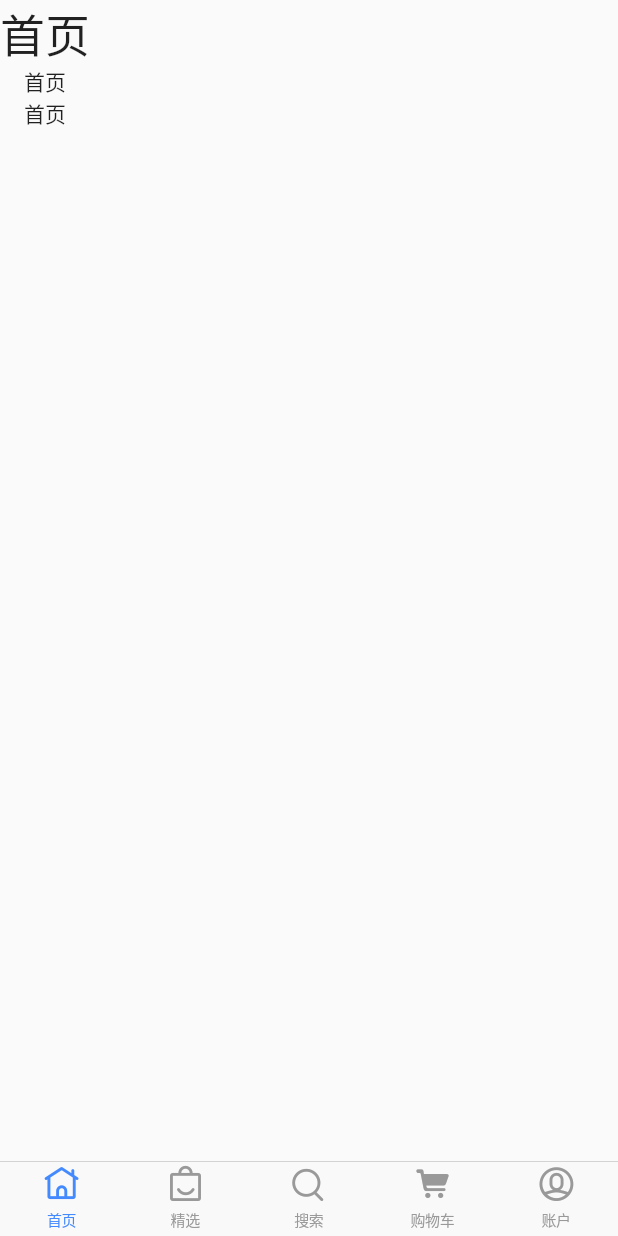
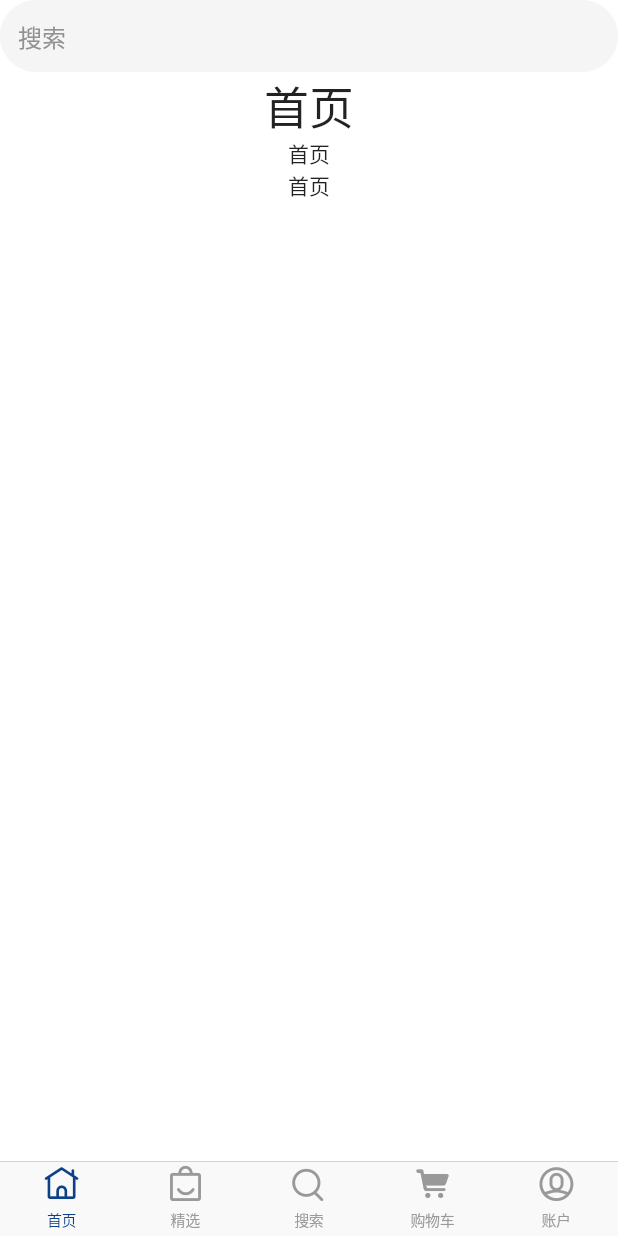
Before and after one commit to rehe0x/flutter_shop, a Flutter app: the screen it shows after launch, on a phone screen of 412 x 824 dp. Run offline on Flutter 3.47's test engine with Material 2 defaults, Android fonts, the phone set to English and light mode, and no system bars; Roboto replaces fonts that are missing (PingFangSC-Regular).

Commit message:
基础框架

```diff
--- /dev/null
+++ b/lib/constant/theme.dart
@@ -0,0 +1,47 @@
+
+import 'package:flutter/material.dart';
+
+class MyThemeData {
+  // 主题颜色 tabbar 按钮等颜色
+  static const Color primaryColor = Color.fromARGB(255, 12, 65, 135);
+
+  // 主题背景色
+  static const Color primaryBackgroundColor = Color.fromARGB(255, 255, 255, 255);
+  // 副背景色
+  static const Color primarySubBackgroundColor = Color.fromARGB(255, 245, 245, 245);
+
+   // 字体颜色
+  static const Color primaryTextColor = Color.fromARGB(255, 30, 30, 30);
+  // 副字体颜色
+  static const Color primarySubTextColor = Color.fromARGB(255, 95, 95, 95);
+
+  // 未选中禁止颜色颜色
+  static const Color primaryDisabledColor = Color.fromARGB(255, 145, 145, 145);
+
+  // icon颜色
+  static const Color primaryIconColor = Color.fromARGB(255, 30, 30, 30);
+
+  static ThemeData themeData = ThemeData(
+    fontFamily: 'PingFangSC-Regular',
+    primaryColor: primaryColor,
+    primaryTextTheme: const TextTheme(
+      subtitle1: TextStyle(
+        color: primaryTextColor,
+        decoration: TextDecoration.none,
+      )
+    ),
+    primaryIconTheme: const IconThemeData(
+      color: primaryIconColor
+    ),
+    scaffoldBackgroundColor: primaryBackgroundColor,
+    appBarTheme: const AppBarTheme(
+      color: primaryBackgroundColor,
+      elevation: 0.0,
+      titleTextStyle: TextStyle(
+        color: primaryTextColor,
+        fontSize: 24,
+      )
+    )
+
+  );
+}
--- a/lib/main.dart
+++ b/lib/main.dart
@@ -3,6 +3,7 @@ import 'package:flutter/cupertino.dart';
 import 'package:flutter/material.dart';
 import 'package:flutter/services.dart';
 import 'package:flutter_shop/constant/custom_icons.dart';
+import 'package:flutter_shop/constant/theme.dart';
 import 'package:flutter_shop/page/home/home.dart';
 
 void main() {
@@ -27,9 +28,7 @@ class MyApp extends StatelessWidget {
     return MaterialApp(
       debugShowCheckedModeBanner: false,
       title: 'Flutter Shop',
-      theme: ThemeData(
-        fontFamily: 'PingFangSC-Regular'
-      ),
+      theme: MyThemeData.themeData,
       home: MyCupertinoTabScaffold(),
     );
   }
@@ -52,13 +51,14 @@ class MyCupertinoTabScaffold extends StatelessWidget {
     Home('购物车'),
     Home('账户'),
   ];
+
   MyCupertinoTabScaffold({ Key? key }) : super(key: key);
 
   @override
   Widget build(BuildContext context) {
     return CupertinoTabScaffold(
         tabBar: CupertinoTabBar(
-          activeColor: Colors.blueAccent,
+          activeColor: Theme.of(context).primaryColor,
           items: tabs.map((tab) => BottomNavigationBarItem(
               icon: Icon(tab['icon']),
               label: tab['text'])).toList(),
--- a/lib/page/home/home.dart
+++ b/lib/page/home/home.dart
@@ -1,4 +1,6 @@
 import 'package:flutter/material.dart';
+
+import '../../widget/search_field.dart';
 
 class Home extends StatelessWidget {
   String title;
@@ -10,6 +12,7 @@ class Home extends StatelessWidget {
       body: SafeArea(
         child: Column(
           children: [
+            SearchField(),
             Text(title, style: TextStyle(
               fontSize: 30
             ),),
--- /dev/null
+++ b/lib/widget/search_field.dart
@@ -0,0 +1,42 @@
+import 'package:flutter/material.dart';
+
+import '../constant/theme.dart';
+
+class SearchField extends StatelessWidget {
+  double? width;
+  double? height;
+  SearchField({ Key? key, this.width, this.height }) : super(key: key);
+
+  static final OutlineInputBorder outlineInputBorder = OutlineInputBorder(
+                                  borderRadius: BorderRadius.circular(33),
+                                  borderSide: const BorderSide(
+                                    color: MyThemeData.primarySubBackgroundColor,
+                                  ),
+                                );
+
+  @override
+  Widget build(BuildContext context) {
+    return SizedBox(
+      height: height,
+      width: width,
+      child: TextField(
+        style: const TextStyle(
+          color: MyThemeData.primaryTextColor,
+        ),
+        cursorColor: MyThemeData.primaryTextColor,
+        decoration: InputDecoration(
+          filled: true,
+          fillColor: MyThemeData.primarySubBackgroundColor,
+          hintText: '搜索',
+          hintStyle: const TextStyle(
+            color: MyThemeData.primaryDisabledColor
+          ),
+          contentPadding: const EdgeInsets.symmetric(horizontal: 12),
+          border: outlineInputBorder,
+          enabledBorder: outlineInputBorder,
+          focusedBorder: outlineInputBorder,
+        ),
+      ),
+    );
+  }
+}
```
Also changed, not shown: lib/theme/1.dart (deleted), lib/widget/1.dart (deleted), 1 other file.
